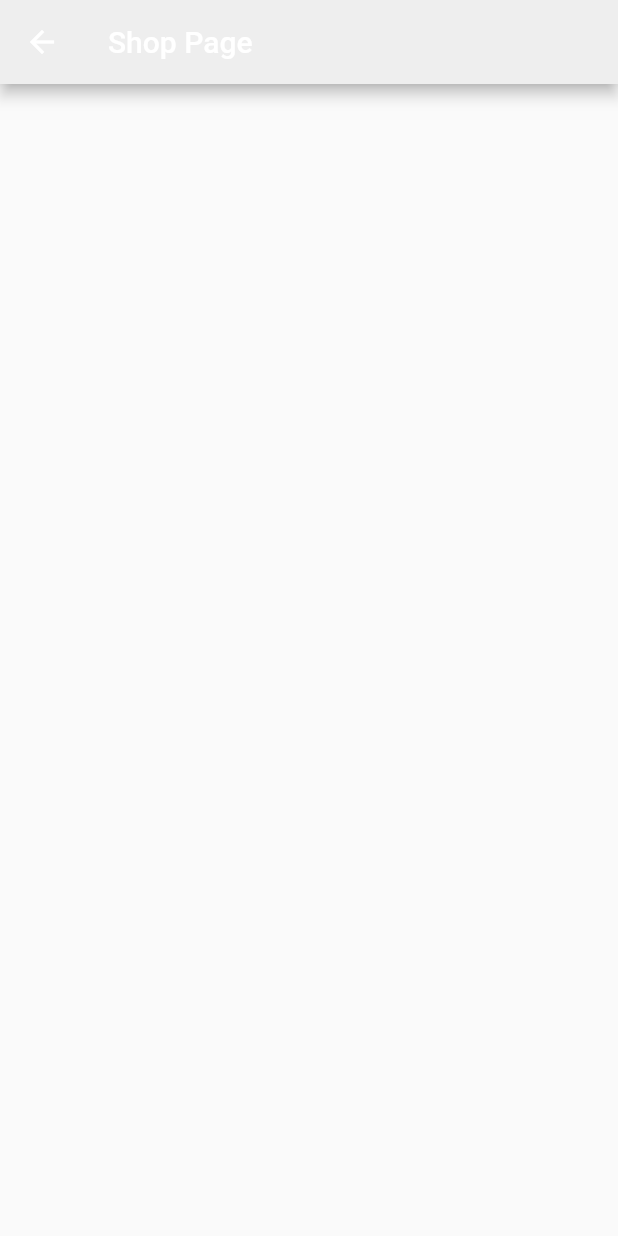
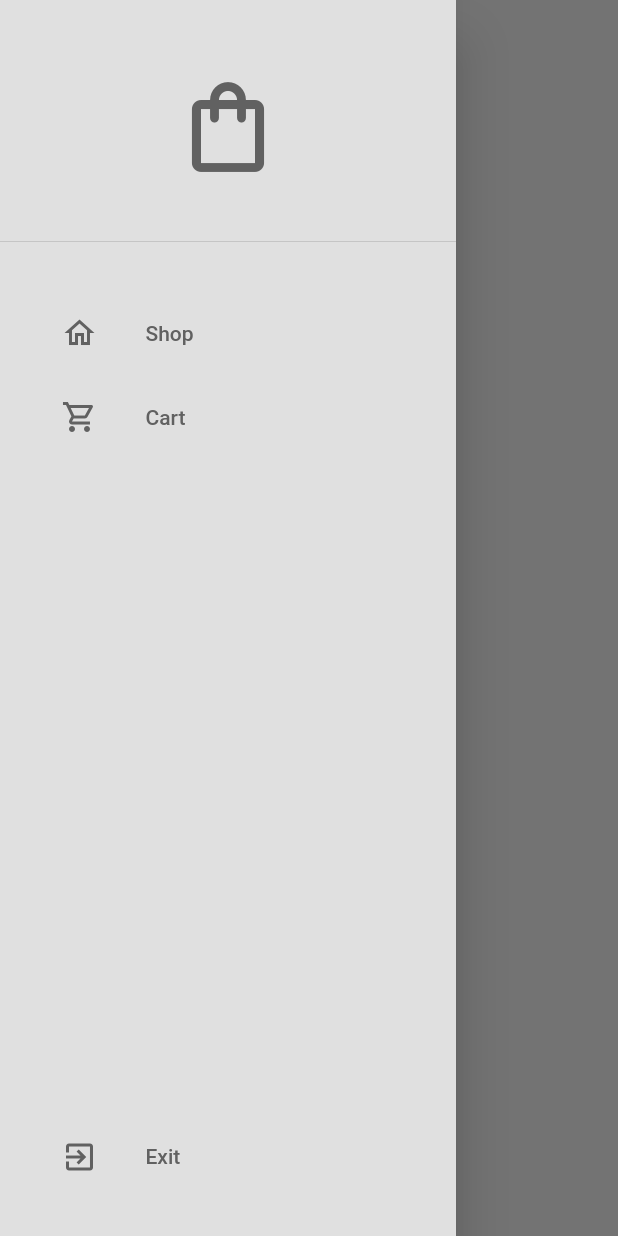
Before and after one commit to KrisD23/Simple-Store-Flutter, a Flutter app: the ShopPage screen opened by its route, with the side drawer open (before the commit the screen has no drawer), on a phone screen of 412 x 824 dp. Run offline on Flutter 3.47's test engine with Material 2 defaults, Android fonts, the light colour scheme and no system bars.

Commit message:
completed the drawer on the shop page

```diff
--- /dev/null
+++ b/lib/components/my_drawer.dart
@@ -0,0 +1,61 @@
+import 'package:flutter/material.dart';
+import 'package:minimal_ecommerce_app_yt/components/my_list_tile.dart';
+
+class MyDrawer extends StatelessWidget {
+  const MyDrawer({super.key});
+
+  @override
+  Widget build(BuildContext context) {
+    return Drawer(
+      backgroundColor: Theme.of(context).colorScheme.background,
+      child: Column(
+        mainAxisAlignment: MainAxisAlignment.spaceBetween,
+        children: [
+          // Drawer Header : Logo
+          Column(
+            children: [
+              DrawerHeader(
+                child: Center(
+                  child: Icon(
+                    Icons.shopping_bag_outlined,
+                    size: 72,
+                    color: Theme.of(context).colorScheme.inversePrimary,
+                  ),
+                ),
+              ),
+              const SizedBox(height: 25),
+              // shop tile
+              MyListTile(
+                text: 'Shop',
+                icon: Icons.home_outlined,
+                onTap: () => Navigator.pop(context),
+              ),
+              // cart tile
+              MyListTile(
+                text: 'Cart',
+                icon: Icons.shopping_cart_outlined,
+                onTap: () {
+                  // pop the drawer first
+                  Navigator.pop(context);
+
+                  // navigate to cart page
+                  Navigator.pushNamed(context, '/cart_page');
+                },
+              ),
+            ],
+          ),
+
+          //exit shop tile
+          Padding(
+            padding: const EdgeInsets.only(bottom: 25),
+            child: MyListTile(
+              text: 'Exit',
+              icon: Icons.exit_to_app_outlined,
+              onTap: () {},
+            ),
+          ),
+        ],
+      ),
+    );
+  }
+}
--- /dev/null
+++ b/lib/components/my_list_tile.dart
@@ -0,0 +1,29 @@
+import "package:flutter/material.dart";
+
+class MyListTile extends StatelessWidget {
+  final void Function()? onTap;
+  final String text;
+  final IconData icon;
+  const MyListTile(
+      {super.key, required this.text, required this.icon, required this.onTap});
+
+  @override
+  Widget build(BuildContext context) {
+    return Padding(
+      padding: const EdgeInsets.only(left: 25),
+      child: ListTile(
+        leading: Icon(
+          icon,
+          color: Theme.of(context).colorScheme.inversePrimary,
+        ),
+        title: Text(
+          text,
+          style: TextStyle(
+            color: Theme.of(context).colorScheme.inversePrimary,
+          ),
+        ),
+        onTap: onTap,
+      ),
+    );
+  }
+}
--- a/lib/main.dart
+++ b/lib/main.dart
@@ -1,4 +1,5 @@
 import 'package:flutter/material.dart';
+import 'package:minimal_ecommerce_app_yt/pages/cart_page.dart';
 import 'package:minimal_ecommerce_app_yt/pages/intro_page.dart';
 import 'package:minimal_ecommerce_app_yt/pages/shop_page.dart';
 import 'package:minimal_ecommerce_app_yt/themes/light_mode.dart';
@@ -19,6 +20,7 @@ class MyApp extends StatelessWidget {
       routes: {
         '/intro_page': (context) => const IntroPage(),
         '/shop_page': (context) => const ShopPage(),
+        '/cart_page': ((context) => const CartPage()),
       },
     );
   }
--- /dev/null
+++ b/lib/pages/cart_page.dart
@@ -0,0 +1,14 @@
+import 'package:flutter/material.dart';
+
+class CartPage extends StatelessWidget {
+  const CartPage({super.key});
+
+  @override
+  Widget build(BuildContext context) {
+    return Scaffold(
+      appBar: AppBar(
+        title: Text("Cart Page"),
+      ),
+    );
+  }
+}
--- a/lib/pages/shop_page.dart
+++ b/lib/pages/shop_page.dart
@@ -1,4 +1,5 @@
 import 'package:flutter/material.dart ';
+import 'package:minimal_ecommerce_app_yt/components/my_drawer.dart';
 
 class ShopPage extends StatelessWidget {
   const ShopPage({super.key});
@@ -7,8 +8,12 @@ class ShopPage extends StatelessWidget {
   Widget build(BuildContext context) {
     return Scaffold(
       appBar: AppBar(
+        backgroundColor: Colors.transparent,
+        elevation: 0,
+        foregroundColor: Theme.of(context).colorScheme.inversePrimary,
         title: Text("Shop Page"),
       ),
+      drawer: MyDrawer(),
     );
   }
 }
```
